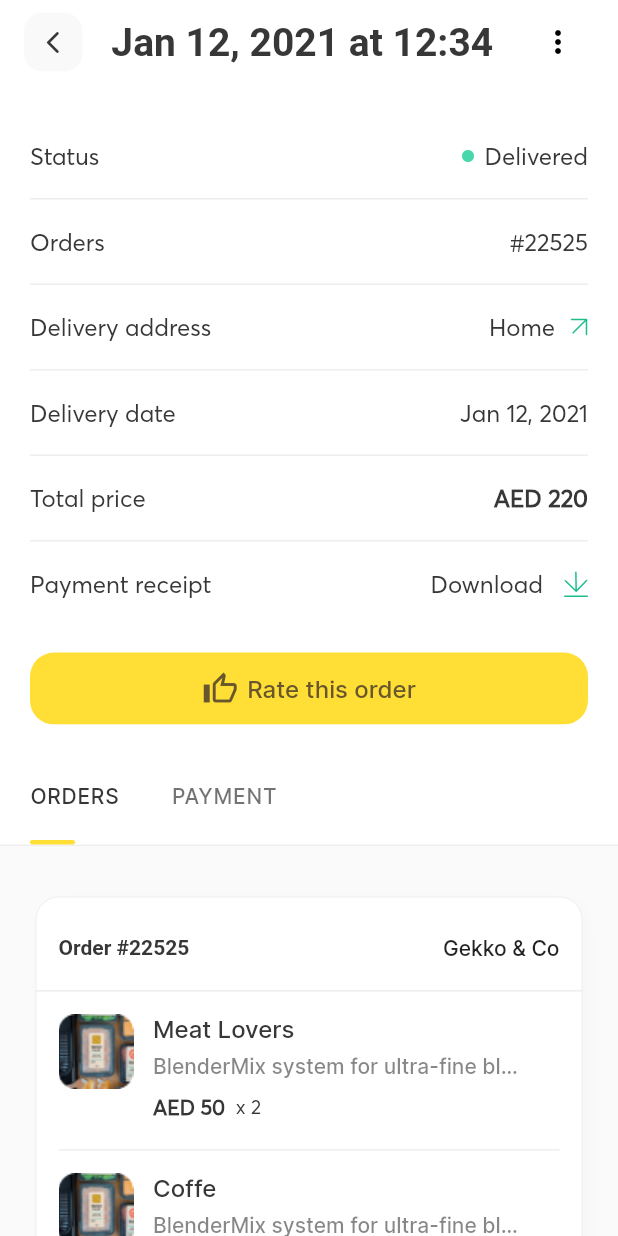
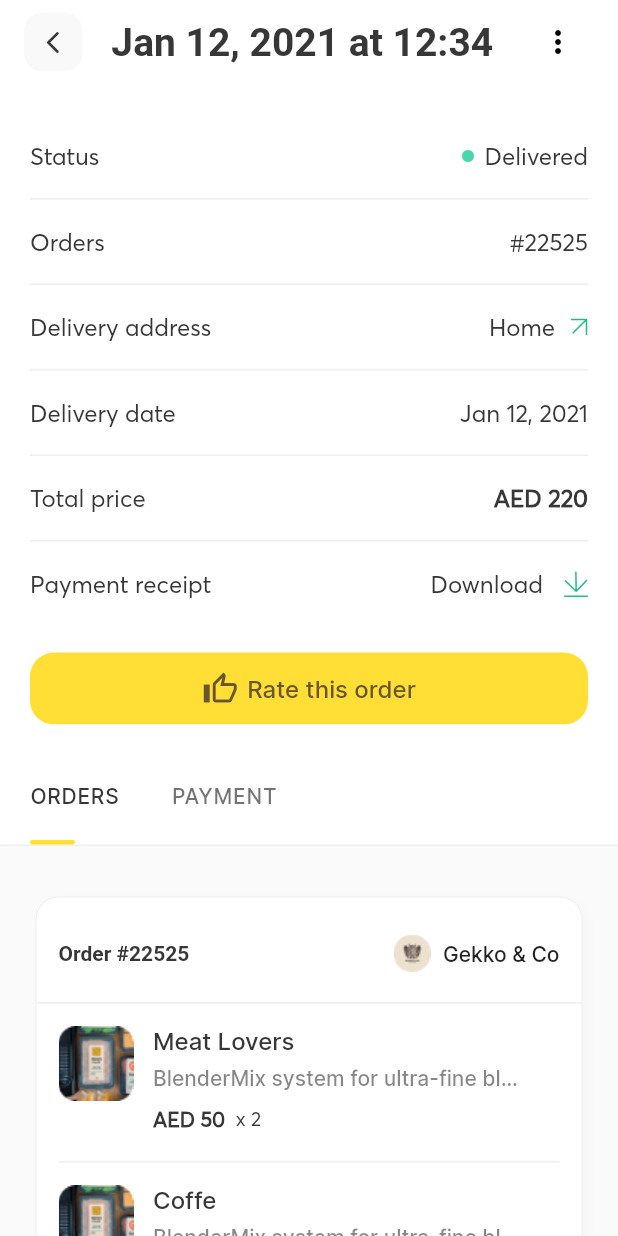
Before and after one commit to fcolakovic2/meelz, a Flutter app: the screen it shows after launch, after a tap on "Order #22525", on a phone screen of 412 x 824 dp. Run offline on Flutter 3.47's test engine with Material 2 defaults, Android fonts, the phone set to English and light mode, and no system bars; our stand-ins replace flutter_svg; Roboto replaces fonts that are missing (Averta CY).

Commit message:
dodana slika restorana prije naziva

```diff
--- a/lib/utils/dummy_data/dummy_data.dart
+++ b/lib/utils/dummy_data/dummy_data.dart
@@ -19,7 +19,7 @@ List<String> listDetailsLeft = [
 
 List<CustomCard> cardsList = [
   CustomCard(
-    "Orders #13424",
+    "Order #13424",
     productsDetails,
     "AED 150",
     "",
@@ -53,11 +53,17 @@ List<Widget> widgetsList = [
   listViewCustom(cardsList),
   listViewCustom(cardsList, "Pending"),
   listViewCustom(cardsList, "Shipped"),
-  // listViewCustomPending(cardsList),
-  // listViewCustomShipped(cardsList),
 ];
 
-List<Widget> widgetsListDetails = [
+List<Widget> widgetsListDetails(title) {
+  CustomCard pom;
+  for (var i = 0; i < cardsList.length; i++) {
+    if (cardsList[i].title == title) {
+      pom = cardsList[i];
+      break;
+    }
+  }
+  return [
     NotificationListener<OverscrollIndicatorNotification>(
       // ignore: missing_return
       onNotification: (overscroll) {
@@ -68,20 +74,20 @@ List<Widget> widgetsListDetails = [
           Padding(
             padding: const EdgeInsets.fromLTRB(20, 30, 20, 45),
             child: CustomCard(
-            "Order #22525",
-            productsDetails,
-            "AED 220",
-            "assets/images/Rectangle711.png",
-            "Shipped",
-            DateTime(2021, 1, 25, 13, 35),
-            DateTime(2021, 1, 12, 12, 34),
-          ),
+                pom.title,
+                pom.subTitleList,
+                pom.cijena,
+                "assets/images/Vector.png",
+                pom.status,
+                pom.orderDate,
+                pom.deliveryDate),
           ),
         ],
       ),
     ),
     Icon(Icons.car_rental),
   ];
+}
 
 var productsDetails = [
   {
--- /dev/null
+++ b/lib/view/card_custom/widgets/bottom_row_card.dart
@@ -0,0 +1,49 @@
+import 'package:flutter/material.dart';
+import 'package:flutter_svg/flutter_svg.dart';
+import 'package:meelz/utils/style/styles.dart';
+import 'package:meelz/viewModel/generate_random_string.dart';
+
+class BottomRowCard extends StatelessWidget {
+  const BottomRowCard({
+    Key key,
+  }) : super(key: key);
+
+  @override
+  Widget build(BuildContext context) {
+    return Container(
+      decoration: listBorderUp(),
+      child: Padding(
+        padding: const EdgeInsets.fromLTRB(15, 20, 15, 20),
+        child: Row(
+          mainAxisAlignment: MainAxisAlignment.spaceBetween,
+          children: [
+            Row(
+              children: [
+                Text(
+                  "Track number: ",
+                  style: trackOrderLight,
+                ),
+                Text(
+                  generateRandomStringModel(9),
+                  style: trackOrderDark,
+                )
+              ],
+            ),
+            Row(
+              children: [
+                Text(
+                  "Track order",
+                  style: trackOrderGreen,
+                ),
+                Padding(
+                  padding: const EdgeInsets.only(left: 7.0),
+                  child: SvgPicture.asset("assets/images/Vector325.svg"),
+                )
+              ],
+            )
+          ],
+        ),
+      ),
+    );
+  }
+}
--- a/lib/view/card_custom/widgets/card_with_image.dart
+++ b/lib/view/card_custom/widgets/card_with_image.dart
@@ -1,10 +1,9 @@
 import 'package:flutter_svg/flutter_svg.dart';
 import 'package:flutter/material.dart';
 import 'package:meelz/utils/style/styles.dart';
+import 'package:meelz/view/card_custom/widgets/bottom_row_card.dart';
 import 'package:meelz/view/card_custom/widgets/card_with_image_element.dart';
-import 'package:meelz/view/card_custom/widgets/generating_rows.dart';
-import 'package:meelz/view/card_custom/widgets/title_subtitle_with_image.dart';
-import 'package:meelz/viewModel/generate_random_string.dart';
+import 'package:meelz/view/card_custom/widgets/upper_row_card.dart';
 
 class CardWithImage extends StatelessWidget {
   final String naslov;
@@ -31,70 +30,14 @@ class CardWithImage extends StatelessWidget {
       child: Column(
         mainAxisSize: MainAxisSize.min,
         children: <Widget>[
-          Padding(
-            padding:
-                const EdgeInsets.only(top: .0, left: 0, right: 0, bottom: 1.0),
-            child: Column(
-              children: [
-                Container(
-                  decoration: listBorder(),
-                  child: Padding(
-                    padding: const EdgeInsets.fromLTRB(15, 25, 15, 20),
-                    child: Container(
-                      child: Row(
-                        mainAxisAlignment: MainAxisAlignment.spaceBetween,
-                        children: [
-                          Text(
-                            naslov,
-                            style: cardLeftTitleDetails,
-                          ),
-                          Text("Gekko & Co"),
-                        ],
-                      ),
-                    ),
-                  ),
-                ),
-                Column(
-                  children: cardWithImageElement(subTitleList),
-                ),
-                Container(
-                  decoration: listBorderUp(),
-                  child: Padding(
-                    padding: const EdgeInsets.fromLTRB(15, 20, 15, 20),
-                    child: Row(
-                      mainAxisAlignment: MainAxisAlignment.spaceBetween,
-                      children: [
-                        Row(
-                          children: [
-                            Text(
-                              "Track number: ",
-                              style: trackOrderLight,
-                            ),
-                            Text(
-                              generateRandomStringModel(9),
-                              style: trackOrderDark,
-                            )
-                          ],
-                        ),
-                        Row(
-                          children: [
-                            Text(
-                              "Track order",
-                              style: trackOrderGreen,
-                            ),
-                            Padding(
-                              padding: const EdgeInsets.only(left: 7.0),
-                              child: SvgPicture.asset(
-                                  "assets/images/Vector325.svg"),
-                            )
-                          ],
-                        )
-                      ],
-                    ),
-                  ),
-                ),
-              ],
-            ),
+          Column(
+            children: [
+              UpperRowCard(naslov: naslov, srcslike: srcslike),
+              Column(
+                children: cardWithImageElement(subTitleList),
+              ),
+              BottomRowCard(),
+            ],
           ),
         ],
       ),
--- /dev/null
+++ b/lib/view/card_custom/widgets/upper_row_card.dart
@@ -0,0 +1,43 @@
+import 'package:flutter/material.dart';
+import 'package:meelz/utils/style/styles.dart';
+
+class UpperRowCard extends StatelessWidget {
+  const UpperRowCard({
+    Key key,
+    @required this.naslov,
+    @required this.srcslike,
+  }) : super(key: key);
+
+  final String naslov;
+  final String srcslike;
+
+  @override
+  Widget build(BuildContext context) {
+    return Container(
+      decoration: listBorder(),
+      child: Padding(
+        padding: const EdgeInsets.fromLTRB(15, 25, 15, 20),
+        child: Container(
+          child: Row(
+            mainAxisAlignment: MainAxisAlignment.spaceBetween,
+            children: [
+              Text(
+                naslov,
+                style: cardLeftTitleDetails,
+              ),
+              Row(
+                children: [
+                  Padding(
+                    padding: const EdgeInsets.only(right: 8.0),
+                    child: Image.asset(srcslike),
+                  ),
+                  Text("Gekko & Co"),
+                ],
+              ),
+            ],
+          ),
+        ),
+      ),
+    );
+  }
+}
--- a/lib/view/order_details_screen/pages/order_details.dart
+++ b/lib/view/order_details_screen/pages/order_details.dart
@@ -28,7 +28,7 @@ class _OrderDetailsState extends State<OrderDetails> {
     return Scaffold(
       body: defaultTabBarCustom(
         tabListDetails,
-        widgetsListDetails,
+        widgetsListDetails(widget.title),
         appBarCustom2(widget.deliveryDateStrTitle),
         detailsWidget(context),
       ),
```
Also changed, not shown: assets/images/Vector.png. Lines whose indentation alone changed are shown as unchanged.
